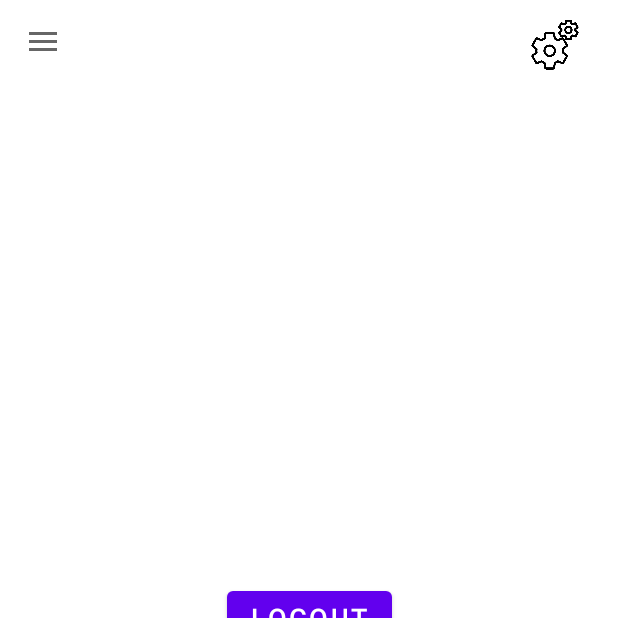
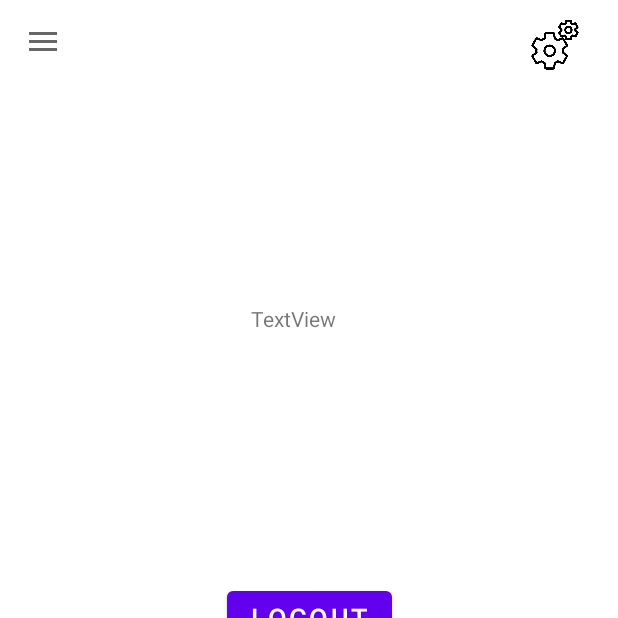
Before and after one commit to vivekdusad/foodApp, an Android app: the MainActivity screen opened directly, with no data from a screen before it, on a phone screen of 412 x 824 dp, the top half of it. Run offline under Robolectric (Android 15) with nearby library versions, the phone set to English and light mode, and no system bars; our stand-ins replace Firebase (no records; nobody signed in at launch, a user with empty details on screens opened directly); Roboto replaces fonts that are not available here.

Commit message:
docRef commit

```diff
--- a/app/src/main/java/com/example/project/DetailsActivity.java
+++ b/app/src/main/java/com/example/project/DetailsActivity.java
@@ -3,6 +3,7 @@ package com.example.project;
 import androidx.annotation.NonNull;
 import androidx.appcompat.app.AppCompatActivity;
 
+import android.content.Intent;
 import android.os.Bundle;
 import android.view.View;
 import android.widget.Button;
@@ -63,6 +64,7 @@ public class DetailsActivity extends AppCompatActivity implements View.OnClickLi
                     public void onComplete(@NonNull Task<Void> task) {
                         if(task.isSuccessful()){
                             Toast.makeText(DetailsActivity.this, "Saved", Toast.LENGTH_SHORT).show();
+                            startActivity(new Intent(DetailsActivity.this,MainActivity.class));
                         }
                         else{
                             Toast.makeText(DetailsActivity.this, "Failed Firestore", Toast.LENGTH_SHORT).show();
--- a/app/src/main/java/com/example/project/MainActivity.java
+++ b/app/src/main/java/com/example/project/MainActivity.java
@@ -6,6 +6,7 @@ import android.os.Bundle;
 import android.view.View;
 import android.view.WindowManager;
 import android.widget.ImageView;
+import android.widget.TextView;
 
 import androidx.annotation.NonNull;
 import androidx.appcompat.app.ActionBarDrawerToggle;
@@ -18,8 +19,13 @@ import androidx.drawerlayout.widget.DrawerLayout;
 import com.google.android.gms.auth.api.signin.GoogleSignIn;
 import com.google.android.gms.auth.api.signin.GoogleSignInOptions;
 import com.google.android.gms.tasks.OnCompleteListener;
+import com.google.android.gms.tasks.OnSuccessListener;
 import com.google.android.gms.tasks.Task;
 import com.google.firebase.auth.FirebaseAuth;
+import com.google.firebase.auth.FirebaseUser;
+import com.google.firebase.firestore.DocumentReference;
+import com.google.firebase.firestore.DocumentSnapshot;
+import com.google.firebase.firestore.FirebaseFirestore;
 
 public class MainActivity extends AppCompatActivity implements View.OnClickListener {
 
@@ -28,6 +34,9 @@ public class MainActivity extends AppCompatActivity implements View.OnClickListe
     private View decorView;
     ImageView imageView;
     FirebaseAuth mAuth;
+    FirebaseFirestore mStore;
+    TextView headerName,userName;
+    DocumentReference documentReference;
 
 
 
@@ -40,6 +49,10 @@ public class MainActivity extends AppCompatActivity implements View.OnClickListe
         imageView = findViewById(R.id.settingImageView);
         imageView.setOnClickListener(this);
         mAuth = FirebaseAuth.getInstance();
+        mStore = FirebaseFirestore.getInstance();
+        headerName = findViewById(R.id.nameheaderID);
+        userName = findViewById(R.id.userName);
+//        userName.setText();
         decorView = getWindow().getDecorView();
         decorView.setOnSystemUiVisibilityChangeListener(new View.OnSystemUiVisibilityChangeListener() {
             @Override
@@ -58,6 +71,14 @@ public class MainActivity extends AppCompatActivity implements View.OnClickListe
 
         drawerLayout.addDrawerListener(toggle);
         toggle.syncState();
+    }
+
+    @Override
+    protected void onStart() {
+        super.onStart();
+        FirebaseUser user = mAuth.getCurrentUser();
+        documentReference = mStore.collection("users").document(mAuth.getCurrentUser().getUid());
+
     }
 
     @Override
--- a/app/src/main/res/layout/activity_main.xml
+++ b/app/src/main/res/layout/activity_main.xml
@@ -7,7 +7,7 @@
     android:layout_height="match_parent"
     tools:context=".MainActivity"
     android:fitsSystemWindows="true"
-    tools:openDrawer="start">
+    >
 
     <com.google.android.material.navigation.NavigationView
     android:id="@+id/nav_view"
@@ -66,6 +66,20 @@
             app:layout_constraintRight_toRightOf="parent"
             app:layout_constraintTop_toTopOf="parent" />
 
+        <TextView
+            android:id="@+id/userName"
+            android:layout_width="wrap_content"
+            android:layout_height="wrap_content"
+            android:layout_marginStart="167dp"
+            android:layout_marginTop="152dp"
+            android:layout_marginEnd="188dp"
+            android:layout_marginBottom="172dp"
+            android:text="TextView"
+            app:layout_constraintBottom_toTopOf="@+id/LogoutButton"
+            app:layout_constraintEnd_toEndOf="parent"
+            app:layout_constraintStart_toStartOf="parent"
+            app:layout_constraintTop_toBottomOf="@+id/toolbar" />
+
     </androidx.constraintlayout.widget.ConstraintLayout>
 
 
--- a/app/src/main/res/layout/activity_otp.xml
+++ b/app/src/main/res/layout/activity_otp.xml
@@ -2,6 +2,7 @@
 <androidx.constraintlayout.widget.ConstraintLayout xmlns:android="http://schemas.android.com/apk/res/android"
     xmlns:app="http://schemas.android.com/apk/res-auto"
     xmlns:tools="http://schemas.android.com/tools"
+    android:id="@+id/OtpLayout"
     android:layout_width="match_parent"
     android:layout_height="match_parent"
     tools:context=".OtpActivity">
--- a/app/src/main/res/layout/activity_signup.xml
+++ b/app/src/main/res/layout/activity_signup.xml
@@ -2,6 +2,7 @@
 <androidx.constraintlayout.widget.ConstraintLayout xmlns:android="http://schemas.android.com/apk/res/android"
     xmlns:app="http://schemas.android.com/apk/res-auto"
     xmlns:tools="http://schemas.android.com/tools"
+    android:id="@+id/registerLayout"
     android:layout_width="match_parent"
     android:layout_height="match_parent"
     android:background="#FFFFFF">
@@ -139,7 +140,7 @@
     <TextView
         android:id="@+id/textView6"
         android:layout_width="156dp"
-        android:layout_height="237dp"
+        android:layout_height="wrap_content"
         android:layout_marginStart="31dp"
         android:layout_marginTop="20dp"
         android:text="Here's your First Step With Us"
--- a/app/src/main/res/layout/header.xml
+++ b/app/src/main/res/layout/header.xml
@@ -18,6 +18,7 @@
         android:src="@drawable/ic_baseline_person_24" />
 
     <TextView
+        android:id="@+id/nameheaderID"
         android:layout_width="wrap_content"
         android:layout_height="wrap_content"
         android:layout_marginLeft="10dp"
```
Also changed, not shown: app/src/main/java/com/example/project/BasicActivity.java (added, +17 -0 lines), app/src/main/java/com/example/project/MainActivity2.java (+34 -6 lines), app/src/main/java/com/example/project/OtpActivity.java (+8 -1 lines), app/src/main/java/com/example/project/SignupActivity.java (+8 -2 lines), app/src/main/res/layout/activity_main2.xml (+17 -17 lines), app/src/main/res/layout/activity_take_otp.xml (+4 -4 lines).
